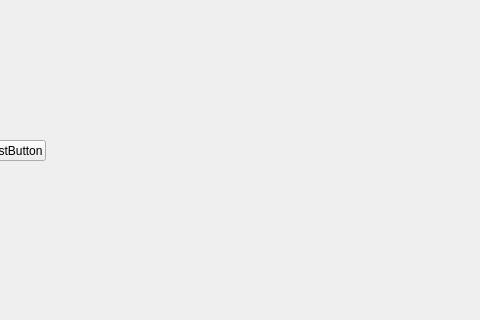
Hoemu/wopes, file Wopes/Wope/mainwindow.ui: the form before one commit; both pictures show x 105 to 585 and y 0 to 320 of the 800 by 600 pixel window.
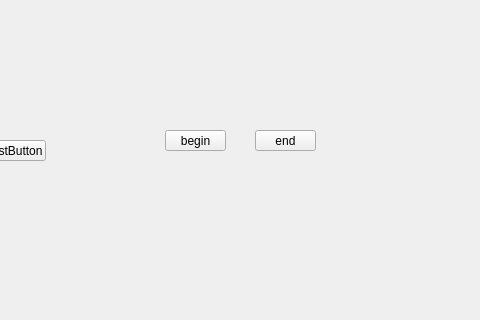
The form after the commit.

Diff of the .ui file:
```diff
--- a/Wopes/Wope/mainwindow.ui
+++ b/Wopes/Wope/mainwindow.ui
@@ -27,6 +27,32 @@
      <string>testButton</string>
     </property>
    </widget>
+   <widget class="QPushButton" name="btn_begin">
+    <property name="geometry">
+     <rect>
+      <x>270</x>
+      <y>130</y>
+      <width>61</width>
+      <height>21</height>
+     </rect>
+    </property>
+    <property name="text">
+     <string>begin</string>
+    </property>
+   </widget>
+   <widget class="QPushButton" name="btn_end">
+    <property name="geometry">
+     <rect>
+      <x>360</x>
+      <y>130</y>
+      <width>61</width>
+      <height>21</height>
+     </rect>
+    </property>
+    <property name="text">
+     <string>end</string>
+    </property>
+   </widget>
   </widget>
   <widget class="QMenuBar" name="menubar">
    <property name="geometry">
```
